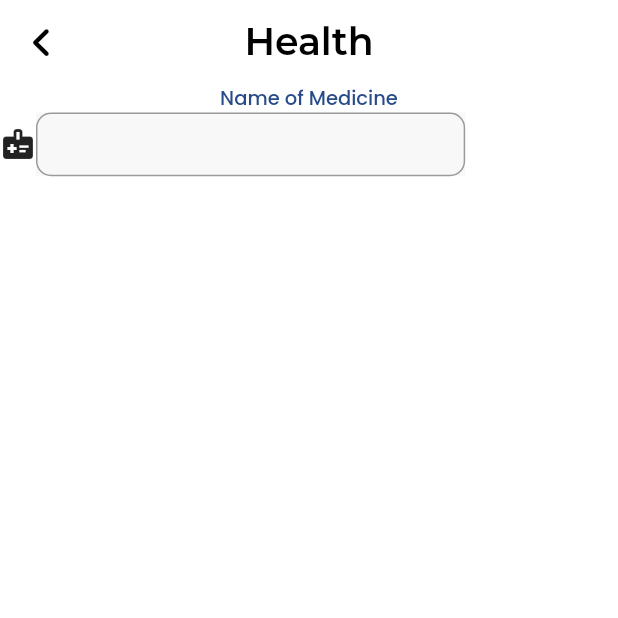
After one commit to IEEE-SB-VIT-Pune/Sahayog, a Flutter app: the BottomNavBar screen opened directly, after a tap on the "add" icon, on a phone screen of 412 x 824 dp, the top half of it. The commit adds this screen. Run offline on Flutter 3.47's test engine with Material 2 defaults, Android fonts, the phone set to English and light mode, and no system bars; our stand-ins replace carousel_slider, cloud_firestore, firebase_auth, firebase_core, flutter_svg, fluttertoast and 3 more; accounts and stored records are empty; network calls fail; project files that could hold a hidden picture were left out.

Commit message:
HealthPage/UI

```diff
--- a/lib/screens/Contact_page.dart
+++ b/lib/screens/Contact_page.dart
@@ -30,7 +30,7 @@ class _ContactPageState extends State<ContactPage> {
         centerTitle: true,
       ),
       body: ListView(
-        padding: const EdgeInsets.all(10),
+        padding:  EdgeInsets.all(10),
         children: <Widget>[
           Container(
             height: 15 * h / 640,
--- /dev/null
+++ b/lib/screens/health_fields.dart
@@ -0,0 +1,80 @@
+import 'package:flutter/material.dart';
+import 'package:font_awesome_flutter/font_awesome_flutter.dart';
+import 'package:google_fonts/google_fonts.dart';
+import 'package:ieee_app_project/widgets/bottom_nav_bar.dart';
+
+class HealthFields extends StatefulWidget {
+  const HealthFields({super.key});
+
+  @override
+  State<HealthFields> createState() => _HealthFieldsState();
+}
+
+TextEditingController MedicineController = TextEditingController();
+
+class _HealthFieldsState extends State<HealthFields> {
+  @override
+  var h, s, w;
+
+  Widget build(BuildContext context) {
+    s = MediaQuery.of(context).size;
+    h = s.height;
+    w = s.width;
+    return Scaffold(
+      backgroundColor: Colors.white,
+      appBar: AppBar(
+        title: Text(
+          'Health',
+          style: GoogleFonts.montserrat(
+              fontSize: 22 * w / 360,
+              color: Colors.black,
+              fontWeight: FontWeight.w600),
+        ),
+        centerTitle: true,
+        elevation: 0,
+        backgroundColor: Colors.white,
+        leading: IconButton(
+          onPressed: () {
+            Navigator.pushReplacement(context,
+                MaterialPageRoute(builder: ((context) => BottomNavBar())));
+          },
+          icon: FaIcon(
+            FontAwesomeIcons.angleLeft,
+            size: 21 * w / 360,
+          ),
+          color: Colors.black,
+        ),
+      ),
+      body: Column(
+        children: [
+          Container(
+              child: Text(
+            "Name of Medicine",
+            style: GoogleFonts.poppins(
+                fontSize: 13,
+                fontWeight: FontWeight.w500,
+                color: Color(0Xff274B89)),
+          )),
+          Row(
+            children: [
+              Icon(Icons.medical_information),
+              Container(
+
+                decoration: BoxDecoration(color: Color(0XffF9F8F8),),
+                height: 33*h/640,
+                width: 250*w/360,
+                child: TextField(
+                  autofocus: false,
+                  controller: MedicineController,
+                  decoration: InputDecoration(border: OutlineInputBorder(borderRadius: BorderRadius.circular(10),)
+                  // color: Color(0xff959595)),
+// borderRadius: BorderRadius.circular(10 * w / 360)),
+                ),
+              ),
+              )
+            ],)
+        ],
+      ),
+    );
+  }
+}
--- /dev/null
+++ b/lib/screens/health_page.dart
@@ -0,0 +1,360 @@
+import 'package:flutter/material.dart';
+import 'package:font_awesome_flutter/font_awesome_flutter.dart';
+import 'package:google_fonts/google_fonts.dart';
+import 'package:ieee_app_project/screens/health_fields.dart';
+import 'package:ieee_app_project/widgets/bottom_nav_bar.dart';
+
+class HealthPage extends StatefulWidget {
+  const HealthPage({super.key});
+
+  @override
+  State<HealthPage> createState() => _HealthPageState();
+}
+
+class _HealthPageState extends State<HealthPage> {
+  @override
+  var h, s, w;
+  Widget build(BuildContext context) {
+    s = MediaQuery.of(context).size;
+    h = s.height;
+    w = s.width;
+    {
+      return Scaffold(
+        backgroundColor: Colors.white,
+        appBar: AppBar(
+          title: Text(
+            'Health',
+            style: GoogleFonts.montserrat(
+                fontSize: 22 * w / 360,
+                color: Colors.black,
+                fontWeight: FontWeight.w600),
+          ),
+          centerTitle: true,
+          elevation: 0,
+          backgroundColor: Colors.white,
+          leading: IconButton(
+            onPressed: () {
+              Navigator.pushReplacement(context,
+                  MaterialPageRoute(builder: ((context) => BottomNavBar())));
+            },
+            icon: FaIcon(
+              FontAwesomeIcons.angleLeft,
+              size: 21 * w / 360,
+            ),
+            color: Colors.black,
+          ),
+        ),
+        body: ListView(children: [
+          MedicineCard(
+            "Paracetmol",
+            "5:00 am",
+            "",
+          ),
+          MedicineCard(
+            "Crocein",
+            "8:00 am",
+            "Take before food..",
+          )
+        ]),
+        floatingActionButton: FloatingActionButton(
+          backgroundColor: Color(0Xff0C5DAD),
+          onPressed: () {
+            Navigator.push(context,
+                MaterialPageRoute(builder: (context) => HealthFields()));
+          },
+          child:Icon(Icons.add,size: 25*w/360,),
+        ),
+      );
+    }
+  }
+}
+
+class MedicineCard extends StatefulWidget {
+  String medicineName, timeOfIntake, instructions;
+  MedicineCard(
+    this.medicineName,
+    this.timeOfIntake,
+    this.instructions,
+  );
+
+  @override
+  State<MedicineCard> createState() => _MedicineCardState();
+}
+
+class _MedicineCardState extends State<MedicineCard> {
+  bool _isInstruction = true;
+
+  @override
+  var h, s, w;
+  Widget build(BuildContext context) {
+    s = MediaQuery.of(context).size;
+    h = s.height;
+    w = s.width;
+    if (widget.instructions == "") {
+      return Padding(
+          padding: EdgeInsets.only(
+              top: 20 * h / 640, right: 20 * h / 640, left: 20 * h / 640),
+          child: Container(
+              width: 320 * w / 360,
+              decoration: BoxDecoration(
+                  color: Color(0XffF8F7F7),
+                  boxShadow: [
+                    BoxShadow(
+                      color: Colors.grey.withOpacity(0.5),
+                      spreadRadius: 2 * w / 360,
+                      blurRadius: 2 * w / 360,
+                      offset: Offset(0, 3),
+                    )
+                  ],
+                  borderRadius: BorderRadius.circular(10 * w / 360)),
+              child: Column(
+                  mainAxisAlignment: MainAxisAlignment.spaceEvenly,
+                  children: [
+                    SizedBox(
+                      height: 8 * h / 640,
+                    ),
+                    Row(
+                      mainAxisAlignment: MainAxisAlignment.spaceBetween,
+                      children: [
+                        Row(
+                          children: [
+                            SizedBox(
+                              width: 9 * w / 360,
+                            ),
+                            Icon(
+                              Icons.medication,
+                              size: 21 * w / 360,
+                              color: Color(0Xff0C5DAD),
+                            ),
+                            SizedBox(
+                              width: 11 * w / 360,
+                            ),
+                            Text(
+                              widget.medicineName,
+                              // "Crocein",
+                              style: GoogleFonts.montserrat(
+                                  fontSize: 22 * w / 360,
+                                  color: Colors.black,
+                                  fontWeight: FontWeight.w600),
+                            )
+                          ],
+                        ),
+                        Row(
+                          children: [
+                            Icon(
+                              Icons.edit,
+                              color: Color(0XffAC6A2C),
+                            ),
+                            SizedBox(
+                              width: 3 * w / 360,
+                            ),
+                            Icon(Icons.delete, color: Color(0XffA01616)),
+                            SizedBox(
+                              width: 9 * w / 360,
+                            )
+                          ],
+                        )
+                      ],
+                    ),
+                    SizedBox(
+                      height: 8 * h / 640,
+                    ),
+                    Row(
+                      children: [
+                        SizedBox(
+                          width: 9 * w / 360,
+                        ),
+                        Icon(
+                          Icons.access_time_filled_rounded,
+                          size: 21 * w / 360,
+                          color: Color(0Xff0C5DAD),
+                        ),
+                        SizedBox(
+                          width: 11 * w / 360,
+                        ),
+                        Text(
+                          widget.timeOfIntake,
+
+                          // "8:00 AM",
+                          style: GoogleFonts.lato(
+                              fontSize: 18 * w / 360,
+                              color: Color(0Xff0C5DAD),
+                              fontWeight: FontWeight.bold),
+                        ),
+                        SizedBox(
+                          width: 130 * w / 360,
+                        ),
+                        Text("1",
+                            style: GoogleFonts.lato(
+                                fontSize: 18 * w / 360,
+                                color: Color(0Xff0C5DAD),
+                                fontWeight: FontWeight.bold)),
+                        Text(" - 0",
+                            style: GoogleFonts.lato(
+                                fontSize: 18 * w / 360,
+                                color: Colors.black,
+                                fontWeight: FontWeight.bold)),
+                        Text(" - 1",
+                            style: GoogleFonts.lato(
+                                fontSize: 18 * w / 360,
+                                color: Color(0Xff0C5DAD),
+                                fontWeight: FontWeight.bold)),
+                        SizedBox(
+                          width: 9 * w / 360,
+                        )
+                      ],
+                    ),
+                    SizedBox(
+                      height: 10 * h / 640,
+                    )
+                  ])));
+    } else {
+      return Padding(
+        padding: EdgeInsets.only(
+            top: 20 * h / 640, right: 20 * h / 640, left: 20 * h / 640),
+        child: Container(
+          width: 320 * w / 360,
+          decoration: BoxDecoration(
+              color: Color(0XffF8F7F7),
+              boxShadow: [
+                BoxShadow(
+                  color: Colors.grey.withOpacity(0.5),
+                  spreadRadius: 2 * w / 360,
+                  blurRadius: 2 * w / 360,
+                  offset: Offset(0, 3),
+                )
+              ],
+              borderRadius: BorderRadius.circular(10 * w / 360)),
+          child: Column(
+              mainAxisAlignment: MainAxisAlignment.spaceEvenly,
+              children: [
+                SizedBox(
+                  height: 8 * h / 640,
+                ),
+                Row(
+                      mainAxisAlignment: MainAxisAlignment.spaceBetween,
+                      children: [
+                        Row(
+                          children: [
+                            SizedBox(
+                              width: 9 * w / 360,
+                            ),
+                            Icon(
+                              Icons.medication,
+                              size: 21 * w / 360,
+                              color: Color(0Xff0C5DAD),
+                            ),
+                            SizedBox(
+                              width: 11 * w / 360,
+                            ),
+                            Text(
+                              widget.medicineName,
+                              // "Crocein",
+                              style: GoogleFonts.montserrat(
+                                  fontSize: 22 * w / 360,
+                                  color: Colors.black,
+                                  fontWeight: FontWeight.w600),
+                            )
+                          ],
+                        ),
+                        Row(
+                          children: [
+                            Icon(
+                              Icons.edit,
+                              color: Color(0XffAC6A2C),
+                            ),
+                            SizedBox(
+                              width: 3 * w / 360,
+                            ),
+                            Icon(Icons.delete, color: Color(0XffA01616)),
+                            SizedBox(
+                              width: 9 * w / 360,
+                            )
+                          ],
+                        )
+                      ],
+                    ),
+                SizedBox(
+                  height: 8 * h / 640,
+                ),
+                Row(
+                  children: [
+                    SizedBox(
+                      width: 9 * w / 360,
+                    ),
+                    Icon(
+                      Icons.access_time_filled_rounded,
+                      size: 21 * w / 360,
+                      color: Color(0Xff0C5DAD),
+                    ),
+                    SizedBox(
+                      width: 11 * w / 360,
+                    ),
+                    Text(
+                      widget.timeOfIntake,
+
+                      // "8:00 AM",
+                      style: GoogleFonts.lato(
+                          fontSize: 18 * w / 360,
+                          color: Color(0Xff0C5DAD),
+                          fontWeight: FontWeight.bold),
+                    ),
+                    SizedBox(
+                      width: 130 * w / 360,
+                    ),
+                    Text("1",
+                        style: GoogleFonts.lato(
+                            fontSize: 18 * w / 360,
+                            color: Color(0Xff0C5DAD),
+                            fontWeight: FontWeight.bold)),
+                    Text(" - 0",
+                        style: GoogleFonts.lato(
+                            fontSize: 18 * w / 360,
+                            color: Colors.black,
+                            fontWeight: FontWeight.bold)),
+                    Text(" - 1",
+                        style: GoogleFonts.lato(
+                            fontSize: 18 * w / 360,
+                            color: Color(0Xff0C5DAD),
+                            fontWeight: FontWeight.bold)),
+                    SizedBox(
+                      width: 9 * w / 360,
+                    )
+                  ],
+                ),
+                Padding(
+                  padding: EdgeInsets.only(
+                      right: 9 * w / 360,
+                      left: 9 * w / 360,
+                      top: 8 * h / 640,
+                      bottom: 8 * h / 640),
+                  child: Divider(
+                    color: Colors.black,
+                    thickness: 1 * h / 640,
+                  ),
+                ),
+                Row(
+                  children: [
+                    Padding(
+                      padding: EdgeInsets.only(
+                          bottom: 8 * h / 640,
+                          right: 8 * w / 360,
+                          left: 8 * w / 360),
+                      child: Text(
+                        widget.instructions,
+
+                        // "Take Before Food...",
+                        style: GoogleFonts.montserrat(
+                            fontStyle: FontStyle.italic,
+                            fontWeight: FontWeight.w500,
+                            fontSize: 15 * w / 360),
+                      ),
+                    ),
+                  ],
+                )
+              ]),
+        ),
+      );
+    }
+  }
+}
--- a/lib/widgets/bottom_nav_bar.dart
+++ b/lib/widgets/bottom_nav_bar.dart
@@ -1,6 +1,7 @@
 import 'package:flutter/material.dart';
 import 'package:ieee_app_project/screens/Contact_page.dart';
 import 'package:ieee_app_project/screens/contact_add.dart';
+import 'package:ieee_app_project/screens/health_page.dart';
 import 'package:ieee_app_project/screens/home_page.dart';
 import 'package:font_awesome_flutter/font_awesome_flutter.dart';
 import 'package:ieee_app_project/screens/profile.dart';
@@ -16,7 +17,7 @@ class BottomNavBar extends StatefulWidget {
 
 class _BottomNavBarState extends State<BottomNavBar> {
   int currentIndex = 0;
-  final screens = [SettingsPage(), HomePage(), ProfilePage()];
+  final screens = [HealthPage(), HomePage(), ProfilePage()];
   var h, w;
 
   @override
@@ -28,11 +29,18 @@ class _BottomNavBarState extends State<BottomNavBar> {
       initialIndex: 1,
       child: Scaffold(
         body: TabBarView(
-          children: <Widget>[SettingsPage(), HomePage(), ProfilePage()],
+          children: <Widget>[HealthPage(), HomePage(), ProfilePage()],
         ),
         bottomNavigationBar: Container(
           height: h / 12,
           decoration: BoxDecoration(
+            boxShadow:  [
+                    BoxShadow(
+                      color: Colors.grey.withOpacity(0.5),
+                      spreadRadius: 5 * w / 360,
+                      blurRadius: 2 * w / 360,
+                      offset: Offset(0, 3),
+                    ),],
             borderRadius: BorderRadius.only(
               topLeft: Radius.circular(w / 15),
               topRight: Radius.circular(w / 15),
```
